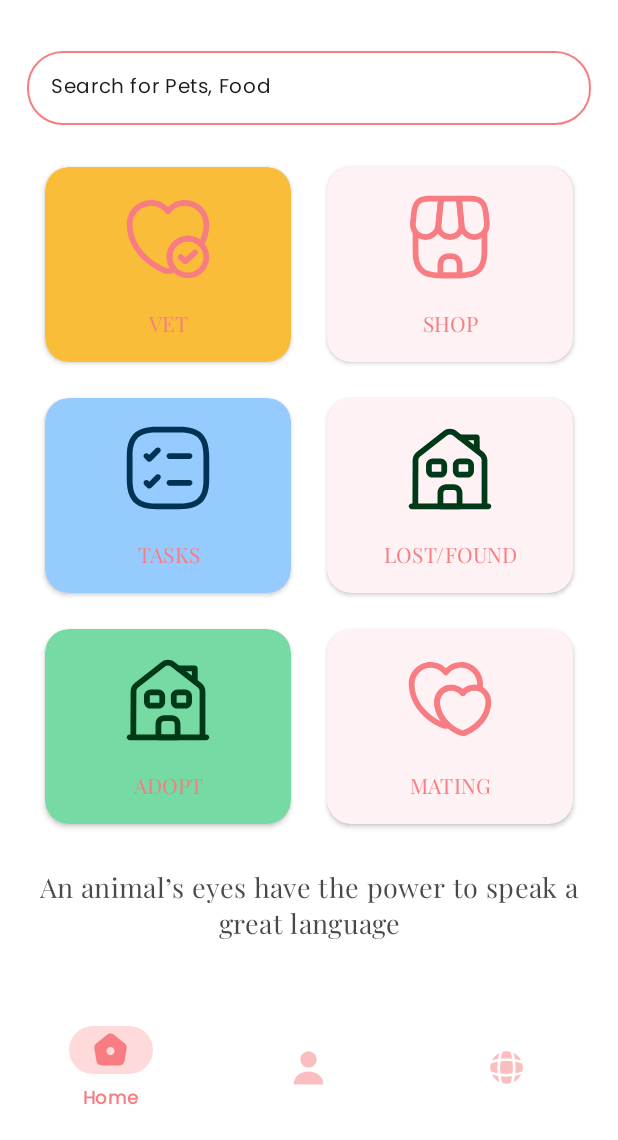
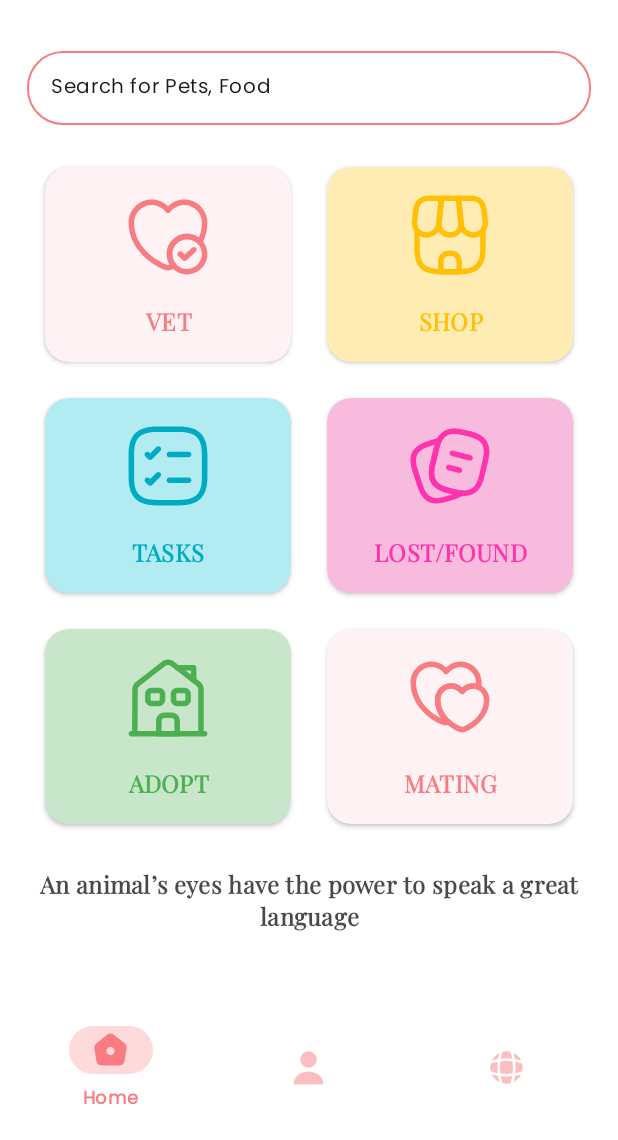
Before and after one commit to hifxa/petme, an Android app: the DashActivity screen opened directly, with no data from a screen before it, on a phone screen of 412 x 824 dp, the part 96-1236 px from its top. Run offline under Robolectric (Android 15) with nearby library versions, the light colour scheme and no system bars; our stand-ins replace Firebase (no records; nobody signed in at launch, a user with empty details on screens opened directly), navigation-ui; libraries missing offline, so code that uses them is left out: com.github.drjacky.imagepicker, com.permissionx.guolindev; 1 statement that could not run was skipped.

Commit message:
home options color fixes, and also changes the hex codes for a few colors

```diff
--- a/app/src/main/java/com/petme/app/controllers/HomeOptionsAdapter.java
+++ b/app/src/main/java/com/petme/app/controllers/HomeOptionsAdapter.java
@@ -1,6 +1,7 @@
 package com.petme.app.controllers;
 
 import android.content.Context;
+import android.content.res.ColorStateList;
 import android.view.LayoutInflater;
 import android.view.ViewGroup;
 
@@ -20,7 +21,7 @@ public class HomeOptionsAdapter extends RecyclerView.Adapter < HomeOptionsAdapte
 	Context mCtx;
 	RecyclerClicks mClicks;
 
-	public HomeOptionsAdapter ( Context mCtx , List < String > mList, RecyclerClicks mClicks ) {
+	public HomeOptionsAdapter ( Context mCtx , List < String > mList , RecyclerClicks mClicks ) {
 		this.mList = mList;
 		this.mCtx = mCtx;
 		this.mClicks = mClicks;
@@ -38,28 +39,36 @@ public class HomeOptionsAdapter extends RecyclerView.Adapter < HomeOptionsAdapte
 	public void onBindViewHolder ( @NonNull HomeOptionsAdapterHolder holder , int position ) {
 		String option = mList.get ( position );
 
-		holder.bind.title.setText ( option.toUpperCase () );
-		holder.bind.click.setOnClickListener(view -> mClicks.onItemClick(position,option));
+		holder.bind.title.setText ( option.toUpperCase ( ) );
+		holder.bind.click.setOnClickListener ( view -> mClicks.onItemClick ( position , option ) );
 
 		switch ( option ) {
 			case "vet":
 				holder.bind.icon.setImageResource ( R.drawable.ic_heart_tick );
-				holder.bind.card.setCardBackgroundColor(ContextCompat.getColor(mCtx,R.color.shop));
 				break;
 			case "shop":
 				holder.bind.icon.setImageResource ( R.drawable.ic_shop );
+				holder.bind.title.setTextColor ( ContextCompat.getColor ( mCtx , R.color.onShopContainer ) );
+				holder.bind.icon.setImageTintList ( ColorStateList.valueOf ( ContextCompat.getColor ( mCtx , R.color.onShopContainer ) ) );
+				holder.bind.card.setCardBackgroundColor ( ContextCompat.getColor ( mCtx , R.color.shopContainer ) );
 				break;
 			case "tasks":
 				holder.bind.icon.setImageResource ( R.drawable.ic_task_square );
-				holder.bind.card.setCardBackgroundColor(ContextCompat.getColor(mCtx,R.color.task));
+				holder.bind.title.setTextColor ( ContextCompat.getColor ( mCtx , R.color.onTaskContainer ) );
+				holder.bind.icon.setImageTintList ( ColorStateList.valueOf ( ContextCompat.getColor ( mCtx , R.color.onTaskContainer ) ) );
+				holder.bind.card.setCardBackgroundColor ( ContextCompat.getColor ( mCtx , R.color.taskContainer ) );
 				break;
-			case "lostFound":
+			case "lost/Found":
 				holder.bind.icon.setImageResource ( R.drawable.ic_note_2 );
-				holder.bind.card.setCardBackgroundColor(ContextCompat.getColor(mCtx,R.color.lostFound));
+				holder.bind.title.setTextColor ( ContextCompat.getColor ( mCtx , R.color.onLostFoundContainer ) );
+				holder.bind.icon.setImageTintList ( ColorStateList.valueOf ( ContextCompat.getColor ( mCtx , R.color.onLostFoundContainer ) ) );
+				holder.bind.card.setCardBackgroundColor ( ContextCompat.getColor ( mCtx , R.color.lostFoundContainer ) );
 				break;
 			case "adopt":
 				holder.bind.icon.setImageResource ( R.drawable.ic_house );
-				holder.bind.card.setCardBackgroundColor(ContextCompat.getColor(mCtx,R.color.adopt));
+				holder.bind.title.setTextColor ( ContextCompat.getColor ( mCtx , R.color.onAdoptContainer ) );
+				holder.bind.icon.setImageTintList ( ColorStateList.valueOf ( ContextCompat.getColor ( mCtx , R.color.onAdoptContainer ) ) );
+				holder.bind.card.setCardBackgroundColor ( ContextCompat.getColor ( mCtx , R.color.adoptContainer ) );
 				break;
 			case "mating":
 				holder.bind.icon.setImageResource ( R.drawable.ic_lovely );
--- a/app/src/main/res/layout/home_item_card.xml
+++ b/app/src/main/res/layout/home_item_card.xml
@@ -33,7 +33,7 @@
 
 			<TextView
 				android:id = "@+id/title"
-				style = "@style/Subtitle1"
+				style = "@style/Headline6"
 				android:layout_width = "match_parent"
 				android:layout_height = "wrap_content"
 				android:gravity = "center"
--- a/app/src/main/res/values/types.xml
+++ b/app/src/main/res/values/types.xml
@@ -34,11 +34,13 @@
 	<style name = "Headline6" parent = "TextAppearance.MaterialComponents.Headline6" >
 		<item name = "fontFamily" >@font/playfair_display</item >
 		<item name = "android:fontFamily" >@font/playfair_display</item >
-		<item name = "android:textSize" >18sp</item >
+		<item name = "android:textStyle" >bold</item >
+		<item name = "android:textSize" >16sp</item >
 	</style >
 
 	<style name = "Subtitle1" parent = "TextAppearance.MaterialComponents.Subtitle1" >
 		<item name = "fontFamily" >@font/playfair_display</item >
+		<item name = "android:textStyle" >bold</item >
 		<item name = "android:fontFamily" >@font/playfair_display</item >
 		<item name = "android:textSize" >14sp</item >
 	</style >
@@ -78,6 +80,7 @@
 	<style name = "Overline" parent = "TextAppearance.MaterialComponents.Overline" >
 		<item name = "fontFamily" >@font/poppins</item >
 		<item name = "android:fontFamily" >@font/poppins</item >
+		<item name = "android:textStyle" >bold</item >
 		<item name = "android:textSize" >8sp</item >
 	</style >
 </resources >
```
Also changed, not shown: app/src/main/res/values/colors.xml (+16 -16 lines).
